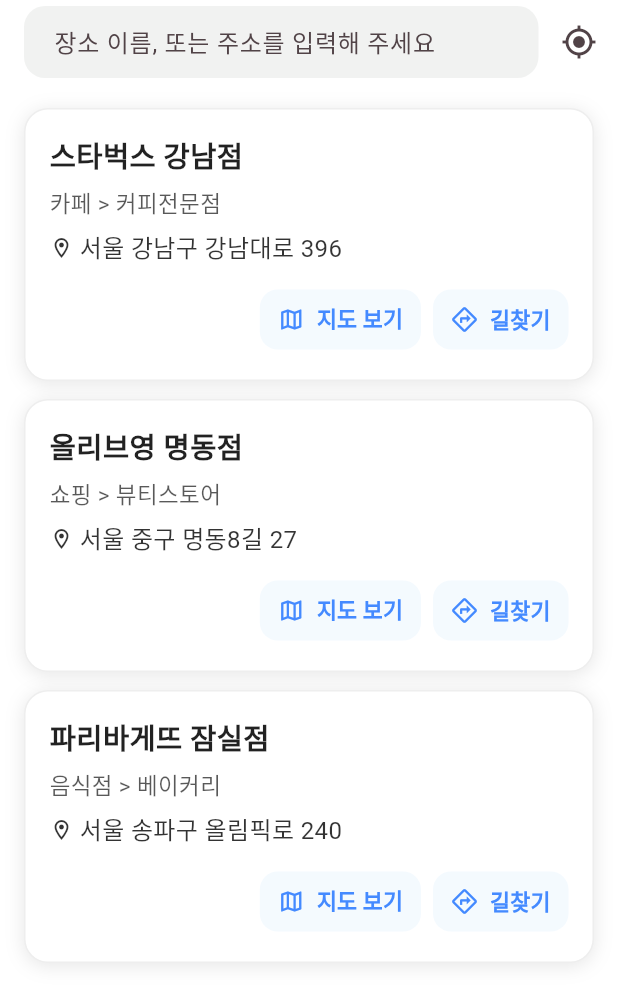
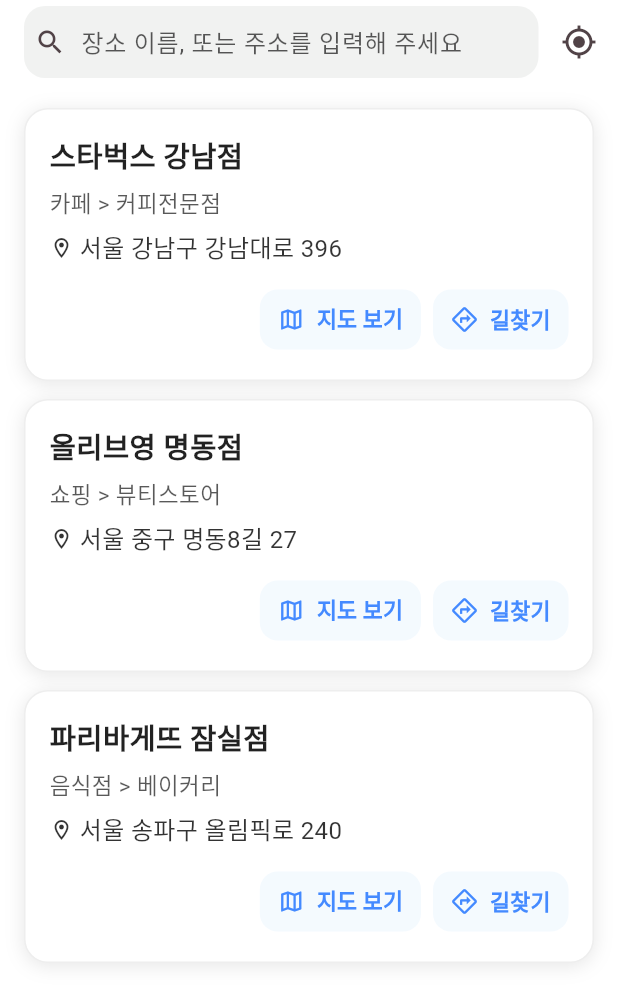
Before and after one commit to daehan-lim/flutter-place-finder, a Flutter app: the screen it shows after launch, on a phone screen of 412 x 824 dp. Shown: the top 1005 px of the screen. Run offline on Flutter 3.47's test engine with Material 3 defaults, Android fonts, the phone set to English and light mode, and no system bars; our stand-ins replace dio, flutter_riverpod.

Commit message:
style(home): Add search icon as prefix to search bar and change text style

```diff
--- a/lib/ui/pages/home/home_page.dart
+++ b/lib/ui/pages/home/home_page.dart
@@ -62,7 +62,12 @@
             onChanged: (value) {
               ref.read(searchTextProvider.notifier).state = value;
             },
+            style: const TextStyle(color: Colors.black, fontSize: 16.5),
             decoration: InputDecoration(
+              hintStyle: TextStyle(
+                color: Colors.black.withValues(alpha: 0.65),
+                fontSize: 16,
+              ),
               hintText: '장소 이름, 또는 주소를 입력해 주세요',
               contentPadding: const EdgeInsets.symmetric(
                 vertical: 4,
@@ -73,6 +78,14 @@
               border: OutlineInputBorder(
                 borderRadius: BorderRadius.circular(14),
                 borderSide: BorderSide.none,
+              ),
+              prefixIconConstraints: const BoxConstraints(
+                minWidth: 0,
+                minHeight: 0,
+              ),
+              prefixIcon: Padding(
+                padding: const EdgeInsets.only(left: 7, right: 6),
+                child: Icon(Icons.search, size: 21),
               ),
               suffixIcon:
                   text.isNotEmpty
```
